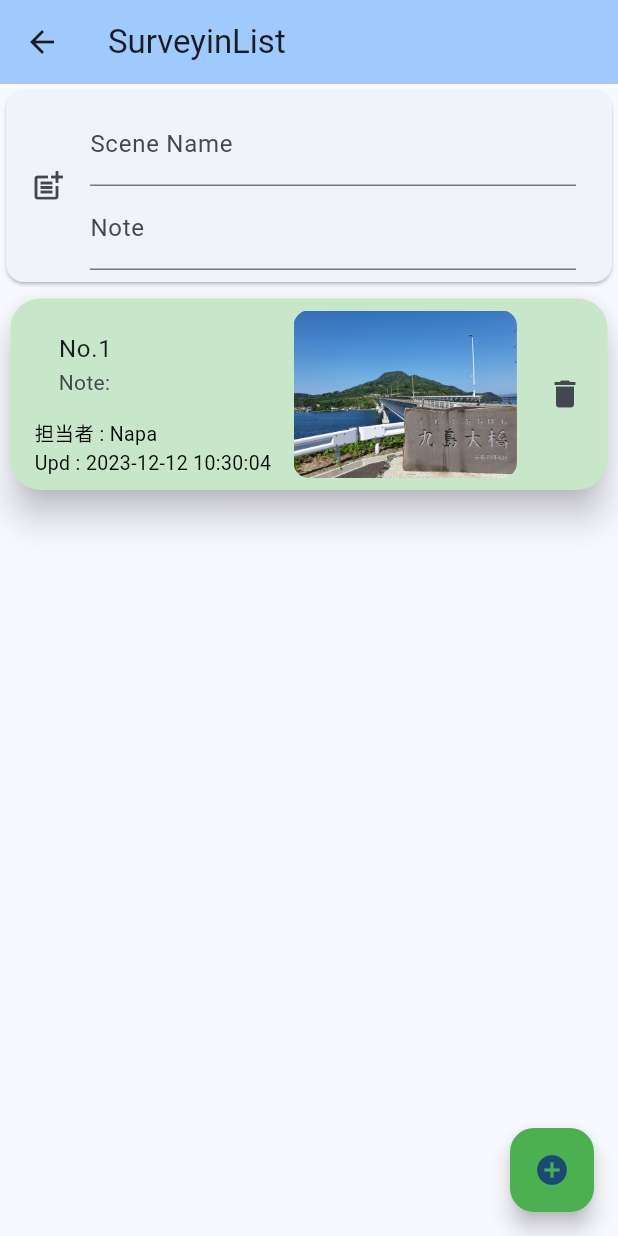
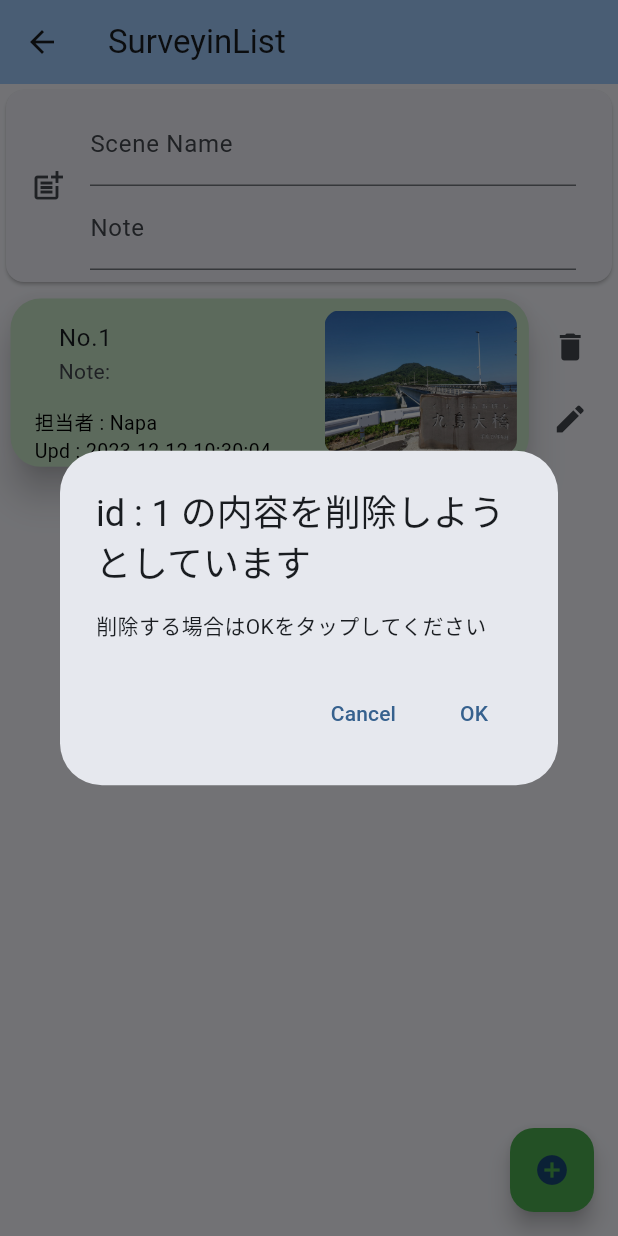
Before and after one commit to snrnapa/surveying_flutter, a Flutter app: the SurveyingList screen opened directly, after a tap on the "add circle" icon, after a tap on the "delete" icon, on a phone screen of 412 x 824 dp. Run offline on Flutter 3.47's test engine with Material 3 defaults, Android fonts, the phone set to English and light mode, and no system bars; our stand-ins replace sqflite; accounts and stored records are empty.

Commit message:
現場情報の削除機能を実装。確認ダイアログも表示

```diff
--- a/lib/components/card_template.dart
+++ b/lib/components/card_template.dart
@@ -7,13 +7,6 @@ class CardTemplate extends StatelessWidget {
     required this.result,
   }) : super(key: key);
   final Map<String, dynamic> result;
-
-  void deleteMstAndTrn() async {
-    int dummy1 = await dbInit.deleteMst(result['id']);
-    int dummy2 = await dbInit.deleteTrn(result['id'], result['scene_seq']);
-    print(dummy1);
-    print(dummy2);
-  }
 
   final dbInit = DatabaseInit.instance;
   @override
@@ -30,7 +23,7 @@ class CardTemplate extends StatelessWidget {
           child: Row(
             children: [
               Container(
-                width: _width * 0.4,
+                width: _width * 0.45,
                 // color: Colors.black,
                 alignment: Alignment.centerLeft,
                 child: Column(
@@ -52,23 +45,12 @@ class CardTemplate extends StatelessWidget {
               ),
               Container(
                 padding: const EdgeInsets.all(8),
-                width: _width * 0.4,
+                width: _width * 0.35,
                 child: ClipRRect(
                   borderRadius: BorderRadius.circular(10),
                   child: Image.asset('appImage/kushima.jpg'),
                 ),
               ),
-              Container(
-                child: Column(
-                  children: [
-                    IconButton(
-                        onPressed: () {
-                          deleteMstAndTrn();
-                        },
-                        icon: const Icon(Icons.delete))
-                  ],
-                ),
-              )
             ],
           ),
         ));
--- a/lib/surveying.dart
+++ b/lib/surveying.dart
@@ -264,6 +264,7 @@ class _SurveyingPageState extends State<Surveying> {
                                 //PointListちぇっくりすと
                                 DataCell(
                                   TextFormField(
+                                      keyboardType: TextInputType.number,
                                       style: const TextStyle(
                                         fontSize: 13,
                                       ),
@@ -277,6 +278,7 @@ class _SurveyingPageState extends State<Surveying> {
                                 //BS
                                 DataCell(Container(
                                   child: TextFormField(
+                                    keyboardType: TextInputType.number,
                                     style: const TextStyle(
                                       fontSize: 13,
                                     ),
@@ -291,6 +293,7 @@ class _SurveyingPageState extends State<Surveying> {
                                 //Ih
                                 DataCell(
                                   TextFormField(
+                                    keyboardType: TextInputType.number,
                                     style: const TextStyle(
                                       fontSize: 13,
                                     ),
@@ -305,6 +308,7 @@ class _SurveyingPageState extends State<Surveying> {
                                 //FS
                                 DataCell(
                                   TextFormField(
+                                    keyboardType: TextInputType.number,
                                     style: const TextStyle(
                                       fontSize: 13,
                                     ),
@@ -320,6 +324,7 @@ class _SurveyingPageState extends State<Surveying> {
                                 //GH
                                 DataCell(
                                   TextFormField(
+                                    keyboardType: TextInputType.number,
                                     style: TextStyle(
                                       fontSize: fieldTextSize,
                                     ),
--- a/lib/surveying_list.dart
+++ b/lib/surveying_list.dart
@@ -16,6 +16,31 @@ class _SurveyingListPageState extends State<SurveyingList> {
   bool isLoading = false;
   var utils = Utils();
 
+  deleteDialog(int index) {
+    showDialog(
+      context: context,
+      builder: (context) => AlertDialog(
+        title: Text("id : ${resultCardList[index]['id']} の内容を削除しようとしています"),
+        content: const Text("削除する場合はOKをタップしてください"),
+        actions: [
+          TextButton(
+            onPressed: () {
+              Navigator.of(context).pop();
+            },
+            child: const Text("Cancel"),
+          ),
+          TextButton(
+            onPressed: () {
+              deleteMstAndTrn(index);
+              Navigator.of(context).pop();
+            },
+            child: const Text("OK"),
+          ),
+        ],
+      ),
+    );
+  }
+
   @override
   void initState() {
     super.initState();
@@ -26,6 +51,19 @@ class _SurveyingListPageState extends State<SurveyingList> {
     setState(() => isLoading = true);
     resultCardList = await dbInit.queryAllRows();
     setState(() => isLoading = false);
+  }
+
+  void deleteMstAndTrn(int resultIndex) async {
+    int deleteTargetId = resultCardList[resultIndex]['id'];
+    int deleteTargetSeq = resultCardList[resultIndex]['scene_seq'];
+
+    print("次の現場データを削除します。 id = ${deleteTargetId} seq = ${deleteTargetSeq}");
+
+    int dummy1 = await dbInit.deleteMst(deleteTargetId);
+    int dummy2 = await dbInit.deleteTrn(deleteTargetId, deleteTargetSeq);
+    print(dummy1);
+    print(dummy2);
+    getAllSceneList();
   }
 
   void insertScene() async {
@@ -94,17 +132,41 @@ class _SurveyingListPageState extends State<SurveyingList> {
                       physics: const NeverScrollableScrollPhysics(), //追加
                       itemCount: resultCardList.length,
                       itemBuilder: (context, index) {
-                        return GestureDetector(
+                        return Row(
+                          children: [
+                            GestureDetector(
                               onTap: () {
                                 Navigator.push(
                                   context,
                                   MaterialPageRoute(
-                                  builder: (context) =>
-                                      Surveying(result: resultCardList[index])),
+                                      builder: (context) => Surveying(
+                                          result: resultCardList[index])),
                                 );
                               },
                               onLongPress: () {},
-                          child: CardTemplate(result: resultCardList[index]),
+                              child:
+                                  CardTemplate(result: resultCardList[index]),
+                            ),
+                            SizedBox(
+                              width: _width * 0.1,
+                              child: Column(
+                                children: [
+                                  IconButton(
+                                    onPressed: () {
+                                      deleteDialog(index);
+                                    },
+                                    icon: const Icon(Icons.delete),
+                                  ),
+                                  IconButton(
+                                    onPressed: () {
+                                      ();
+                                    },
+                                    icon: const Icon(Icons.edit),
+                                  ),
+                                ],
+                              ),
+                            )
+                          ],
                         );
                       },
                     ),
@@ -114,6 +176,7 @@ class _SurveyingListPageState extends State<SurveyingList> {
               floatingActionButton: FloatingActionButton(
                 onPressed: () {
                   insertScene();
+                  // deleteDialog(1);
                 },
                 backgroundColor: Colors.green,
                 child: const Icon(Icons.add_circle),
```
Lines whose indentation alone changed are shown as unchanged.
